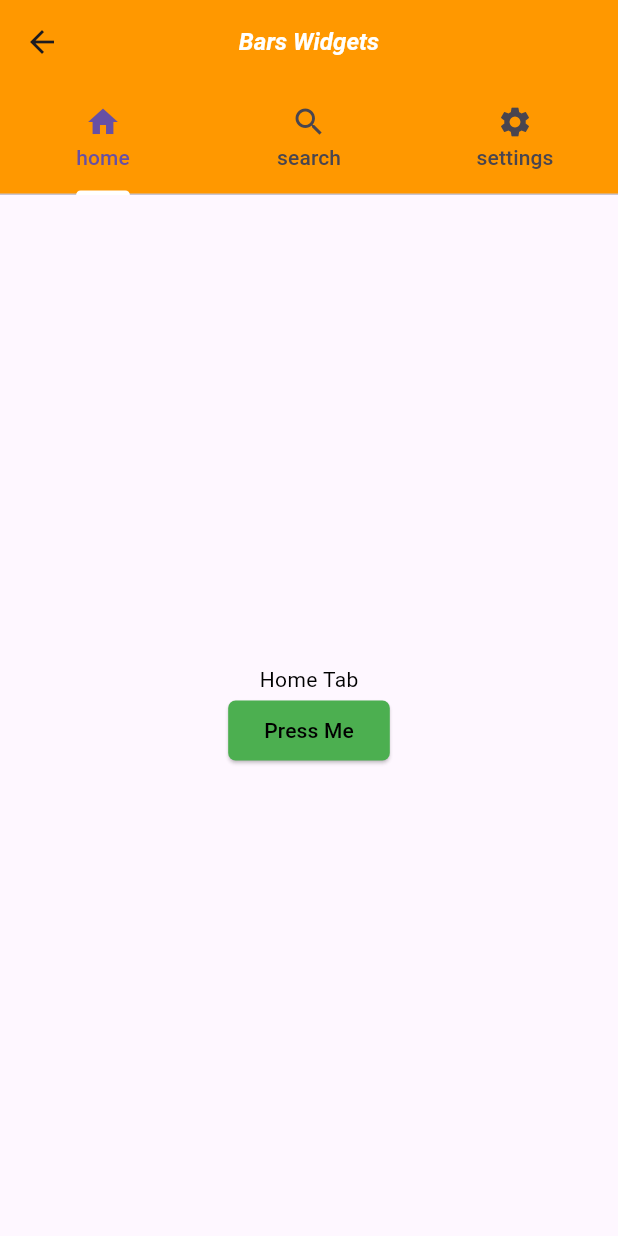
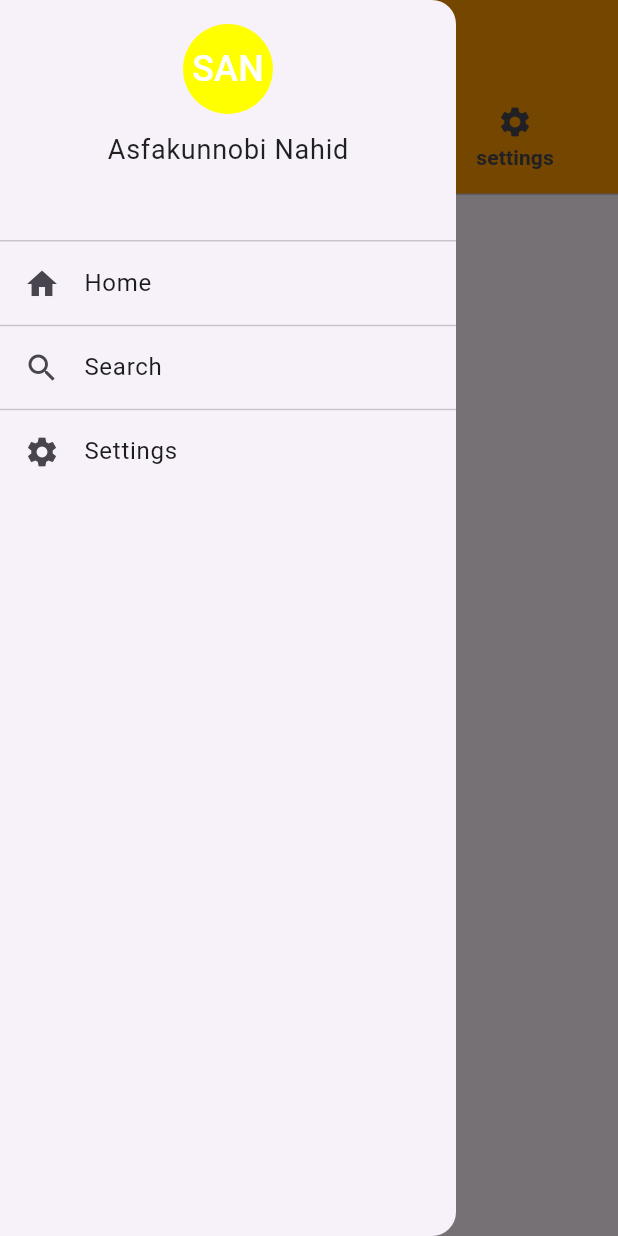
Before and after one commit to sanahid120/Flutter-Basics, a Flutter app: the BarsWidgets screen opened directly, with the side drawer open (before the commit the screen has no drawer), on a phone screen of 412 x 824 dp. Run offline on Flutter 3.47's test engine with Material 3 defaults, Android fonts, the phone set to English and light mode, and no system bars.

Commit message:
bars update

```diff
--- a/lib/bars.dart
+++ b/lib/bars.dart
@@ -24,8 +24,10 @@ class BarsWidgets extends StatelessWidget {
               color: Colors.white,
               borderRadius: BorderRadius.circular(0),
             ),*/
+            indicatorPadding: EdgeInsets.all(5),
             indicatorColor: Colors.white,
             indicatorAnimation: TabIndicatorAnimation.elastic,
+            labelStyle: TextStyle(fontSize: 14, fontWeight: FontWeight.bold),
             tabs: [
               // you can also use customized widgets instead of text and icons, just make sure to wrap them in a Tab widget
               Tab(text: 'home', icon: Icon(Icons.home)),
@@ -34,6 +36,78 @@ class BarsWidgets extends StatelessWidget {
             ],
           ),
           centerTitle: true,
+        ),
+        drawer: Drawer(
+          child: ListView(
+            padding: EdgeInsets.zero,
+            children: [
+              DrawerHeader(
+                //decoration: BoxDecoration(color: Colors.orange),
+                child: Column(
+                  children: [
+                    CircleAvatar(
+                      radius: 30,
+                      backgroundColor: Colors.yellowAccent,
+
+                      child: Text(
+                        'SAN',
+                        style: TextStyle(fontSize: 24, color: Colors.white),
+                      ),
+                    ),
+                    SizedBox(height: 10),
+                    Text(
+                      'Asfakunnobi Nahid',
+                      style: TextStyle(fontSize: 18, color: Colors.black87),
+                    ),
+                  ],
+                ),
+              ),
+              ListTile(
+                visualDensity: VisualDensity(horizontal: 0, vertical: -4),
+                leading: Icon(Icons.home),
+                title: Text('Home'),
+                onTap: () {
+                  Navigator.pop(context);
+                  ScaffoldMessenger.of(context).showSnackBar(
+                    SnackBar(
+                      content: Text('Home Drawer Item Pressed'),
+                      duration: Duration(seconds: 2),
+                    ),
+                  );
+                },
+              ),
+              Divider(),
+              ListTile(
+                visualDensity: VisualDensity(horizontal: 0, vertical: -4),
+                leading: Icon(Icons.search),
+                title: Text('Search'),
+                onTap: () {
+                  Navigator.pop(context);
+                  ScaffoldMessenger.of(context).showSnackBar(
+                    SnackBar(
+                      content: Text('Search Drawer Item Pressed'),
+                      duration: Duration(seconds: 2),
+                    ),
+                  );
+                },
+              ),
+              Divider(),
+              ListTile(
+                visualDensity: VisualDensity(horizontal: 0, vertical: -4),
+                leading: Icon(Icons.settings),
+                title: Text('Settings'),
+                onTap: () {
+                  Navigator.pop(context);
+                  ScaffoldMessenger.of(context).showSnackBar(
+                    SnackBar(
+                      content: Text('Settings Drawer Item Pressed'),
+                      duration: Duration(seconds: 2),
+                    ),
+                  );
+                },
+              ),
+            ],
+          ),
         ),
         body: TabBarView(
           children: [
```
